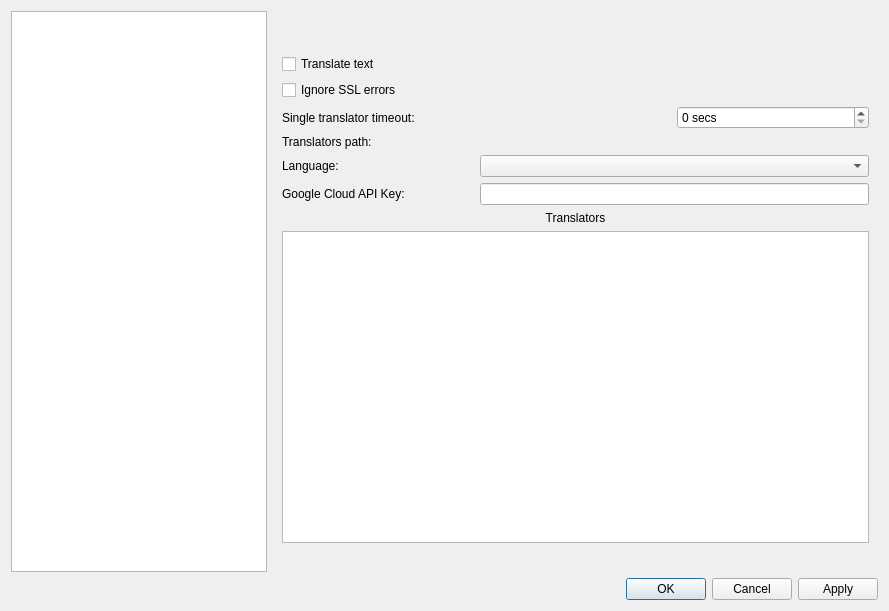
Before: the Qt Designer form src/settingseditor.ui in Max97k/ScreenTranslator, drawn with Qt 5.
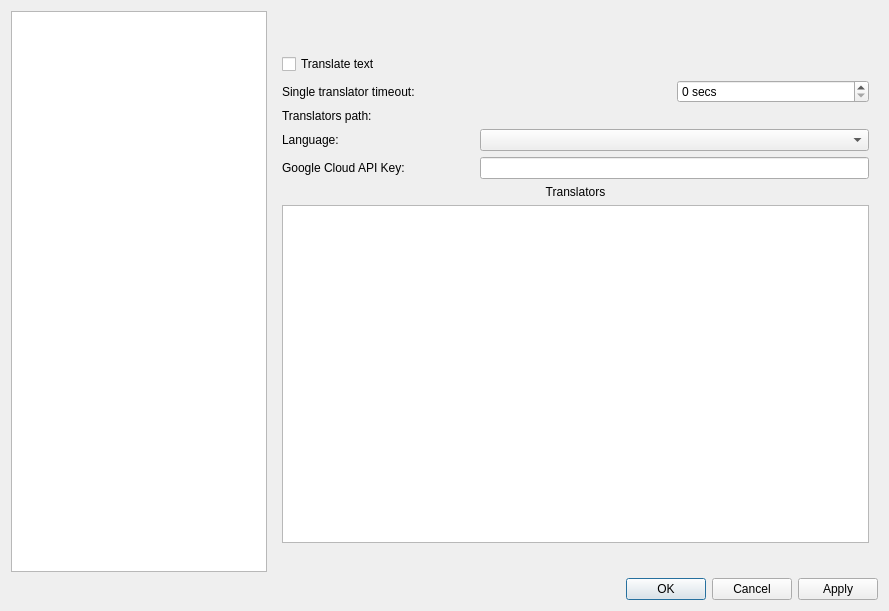
After: the same form once the commit is applied. The open tabs and pages were chosen to show the change. Custom widgets are drawn as their Qt base class.

Commit message: Remove ignore SSL errors checkbox due to security vulnerability

Patch:
```diff
--- a/src/settingseditor.ui
+++ b/src/settingseditor.ui
@@ -428,13 +428,6 @@
            </property>
           </widget>
          </item>
-         <item row="1" column="0" colspan="2">
-          <widget class="QCheckBox" name="ignoreSslCheck">
-           <property name="text">
-            <string>Ignore SSL errors</string>
-           </property>
-          </widget>
-         </item>
          <item row="4" column="1" colspan="2">
           <widget class="QComboBox" name="translateLangCombo" />
          </item>
```
The commit also changes 3 other files.
